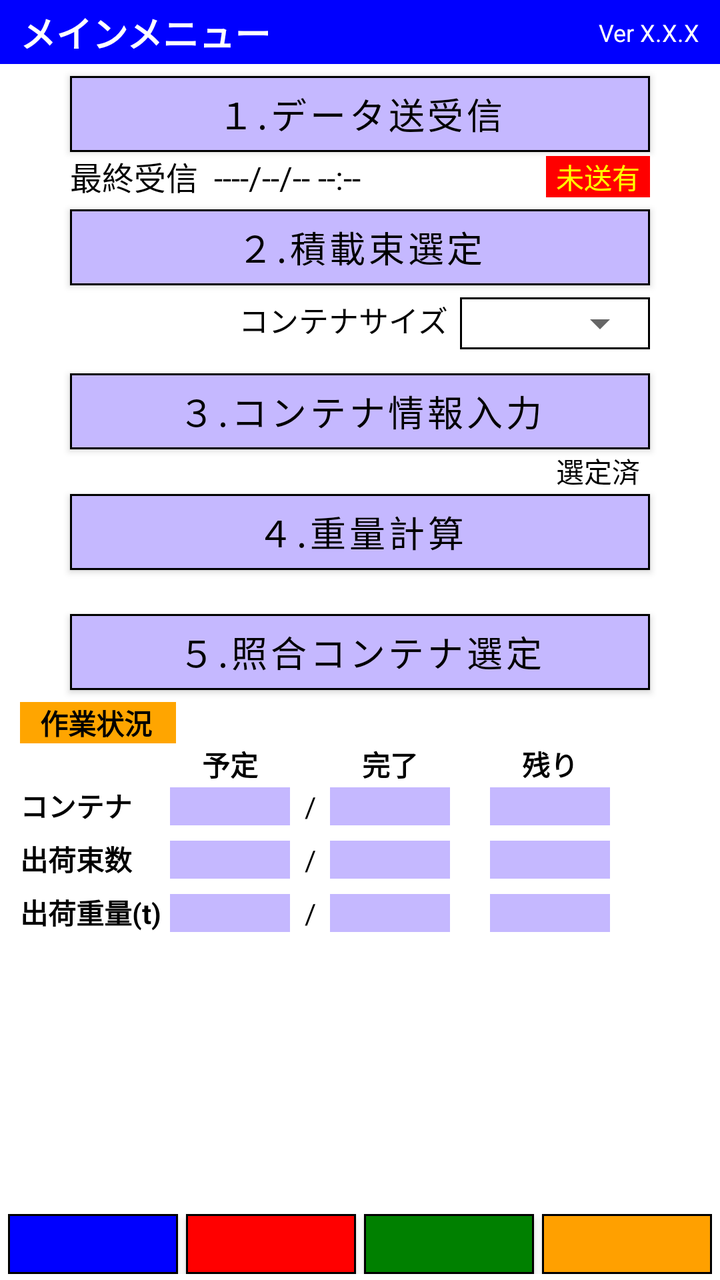
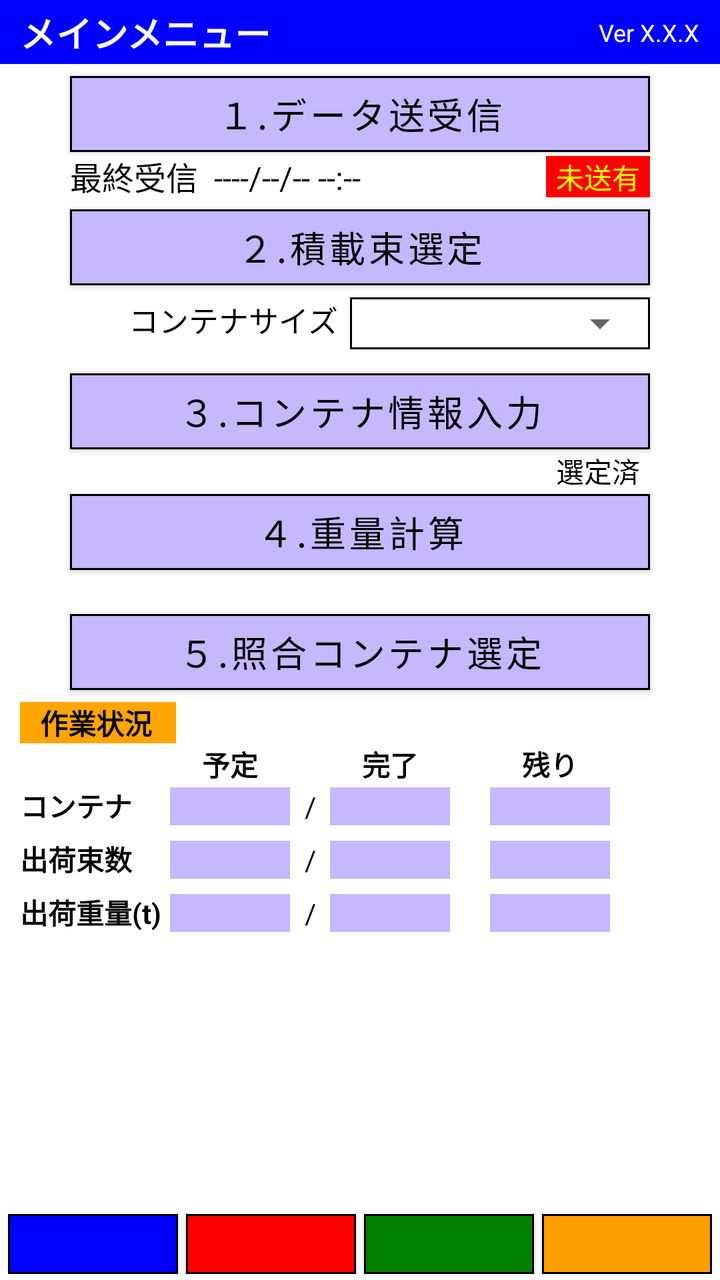

Screens rendered from an Android XML layout before and after an edit, with the pre-edit source and the edit as a unified diff.
<!-- AndroidManifest.xml: activity theme Theme.MyApplication.NoActionBar -->
<!-- res/layout/activity_menu.xml -->
<?xml version="1.0" encoding="utf-8"?>
<androidx.constraintlayout.widget.ConstraintLayout xmlns:android="http://schemas.android.com/apk/res/android"
    xmlns:app="http://schemas.android.com/apk/res-auto"
    android:layout_width="match_parent"
    android:layout_height="match_parent">

    
    <androidx.constraintlayout.widget.ConstraintLayout
        android:id="@+id/topBar"
        android:layout_width="0dp"
        android:layout_height="32dp"
        android:background="#0000FF"
        app:layout_constraintTop_toTopOf="parent"
        app:layout_constraintStart_toStartOf="parent"
        app:layout_constraintEnd_toEndOf="parent">

        
        <TextView
            android:id="@+id/tvTitle"
            android:layout_width="wrap_content"
            android:layout_height="wrap_content"
            android:layout_marginStart="10dp"
            android:text="メインメニュー"
            android:textColor="#FFFFFF"
            android:textSize="18sp"
            android:textStyle="bold"
            app:layout_constraintStart_toStartOf="parent"
            app:layout_constraintTop_toTopOf="parent"
            app:layout_constraintBottom_toBottomOf="parent" />

        
        <TextView
            android:id="@+id/tvVersion"
            android:layout_width="wrap_content"
            android:layout_height="wrap_content"
            android:layout_marginEnd="10dp"
            android:text="Ver X.X.X"
            android:textColor="#FFFFFF"
            android:textSize="12sp"
            app:layout_constraintEnd_toEndOf="parent"
            app:layout_constraintTop_toTopOf="parent"
            app:layout_constraintBottom_toBottomOf="parent" />
    </androidx.constraintlayout.widget.ConstraintLayout>

    
    <androidx.constraintlayout.widget.ConstraintLayout
        android:id="@+id/mainArea"
        android:layout_width="0dp"
        android:layout_height="0dp"
        android:paddingStart="10dp"
        android:paddingEnd="10dp"
        app:layout_constraintTop_toBottomOf="@id/topBar"
        app:layout_constraintStart_toStartOf="parent"
        app:layout_constraintEnd_toEndOf="parent"
        app:layout_constraintBottom_toTopOf="@id/includeBottomButtons">

        
        <Button
            android:id="@+id/btnDataReceive"
            android:layout_width="290dp"
            android:layout_height="50dp"
            android:text="１.データ送受信"
            android:textColor="#000000"
            style="@style/AppButton.BlackStroke"
            android:textSize="18sp"
            app:backgroundTint="@color/menu_button_bg"
            app:layout_constraintTop_toTopOf="parent"
            app:layout_constraintStart_toStartOf="parent"
            app:layout_constraintEnd_toEndOf="parent" />

        
        <TextView
            android:id="@+id/lblDataReceiveTime"
            android:layout_width="0dp"
            android:layout_height="wrap_content"
            android:layout_marginTop="-6dp"
            android:text="最終受信  ----/--/-- --:--"
            android:textSize="16sp"
            android:textColor="#000000"
            app:layout_constraintTop_toBottomOf="@id/btnDataReceive"
            app:layout_constraintStart_toStartOf="@id/btnDataReceive" />

        
        <TextView
            android:id="@+id/lblDataReceive"
            android:layout_width="wrap_content"
            android:layout_height="wrap_content"
            android:background="#FF0000"
            android:paddingLeft="5dp"
            android:paddingRight="5dp"
            android:layout_marginTop="-22dp"
            android:text="未送有"
            android:textColor="#FFFF00"
            android:textSize="14sp"
            android:visibility="visible"
            app:layout_constraintTop_toBottomOf="@id/lblDataReceiveTime"
            app:layout_constraintEnd_toEndOf="@id/btnDataReceive" />

        
        <Button
            android:id="@+id/btnBundleSelect"
            android:layout_width="290dp"
            android:layout_height="50dp"
            android:text="２.積載束選定"
            android:textColor="#000000"
            style="@style/AppButton.BlackStroke"
            android:textSize="18sp"
            app:backgroundTint="@color/menu_button_bg"
            app:layout_constraintTop_toBottomOf="@id/lblDataReceive"
            app:layout_constraintStart_toStartOf="parent"
            app:layout_constraintEnd_toEndOf="parent" />

        
        <LinearLayout
            android:id="@+id/rowContainerSize"
            android:layout_width="wrap_content"
            android:layout_height="wrap_content"
            android:orientation="horizontal"
            app:layout_constraintTop_toBottomOf="@id/btnBundleSelect"
            app:layout_constraintEnd_toEndOf="@id/btnBundleSelect">

            <TextView
                android:id="@+id/lblContainerSizeTitle"
                android:layout_width="wrap_content"
                android:layout_height="wrap_content"
                android:text="コンテナサイズ"
                android:textSize="15sp"
                android:textColor="#000000"
                android:gravity="center_vertical"
                android:layout_marginEnd="6dp" />

            
            <FrameLayout
                android:layout_width="95dp"
                android:layout_height="wrap_content"
                android:background="@drawable/bg_combobox_border_black"
                android:padding="1dp">

                
                <Spinner
                    android:id="@+id/spContainerSize"
                    android:layout_width="match_parent"
                    android:layout_height="wrap_content"
                    android:textColor="#000000"
                    android:spinnerMode="dropdown"
                    android:paddingStart="12dp"
                    android:paddingEnd="0dp" />
            </FrameLayout>

        </LinearLayout>

        
        <Button
            android:id="@+id/btnContainerInput"
            android:layout_width="290dp"
            android:layout_height="50dp"
            android:text="３.コンテナ情報入力"
            android:textColor="#000000"
            style="@style/AppButton.BlackStroke"
            android:textSize="18sp"
            android:layout_marginTop="6dp"
            app:backgroundTint="@color/menu_button_bg"
            app:layout_constraintTop_toBottomOf="@id/rowContainerSize"
            app:layout_constraintStart_toStartOf="parent"
            app:layout_constraintEnd_toEndOf="parent" />

        
        <TextView
            android:id="@+id/lblContainerInput"
            android:layout_width="wrap_content"
            android:layout_height="wrap_content"
            android:background="#FFFFFF"
            android:paddingLeft="5dp"
            android:paddingRight="5dp"
            android:text="選定済"
            android:layout_marginTop="-6dp"
            android:textColor="#000000"
            android:textSize="14sp"
            android:visibility="visible"
            app:layout_constraintTop_toBottomOf="@id/btnContainerInput"
            app:layout_constraintEnd_toEndOf="@id/btnContainerInput" />

        
        <Button
            android:id="@+id/btnWeightCalc"
            android:layout_width="290dp"
            android:layout_height="50dp"
            android:text="４.重量計算"
            android:textColor="#000000"
            style="@style/AppButton.BlackStroke"
            android:textSize="18sp"
            android:layout_marginTop="-5dp"
            app:backgroundTint="@color/menu_button_bg"
            app:layout_constraintTop_toBottomOf="@id/lblContainerInput"
            app:layout_constraintStart_toStartOf="parent"
            app:layout_constraintEnd_toEndOf="parent" />

        
        <Button
            android:id="@+id/btnCollateContainerSelect"
            android:layout_width="290dp"
            android:layout_height="50dp"
            android:layout_marginTop="10dp"
            android:text="５.照合コンテナ選定"
            android:textColor="#000000"
            android:textSize="18sp"
            style="@style/AppButton.BlackStroke"
            app:backgroundTint="@color/menu_button_bg"
            app:layout_constraintTop_toBottomOf="@id/btnWeightCalc"
            app:layout_constraintStart_toStartOf="parent"
            app:layout_constraintEnd_toEndOf="parent" />

        
        <LinearLayout
            android:id="@+id/workTitleRow"
            android:layout_width="0dp"
            android:layout_height="wrap_content"
            android:orientation="horizontal"
            app:layout_constraintTop_toBottomOf="@id/btnCollateContainerSelect"
            app:layout_constraintStart_toStartOf="parent"
            app:layout_constraintEnd_toEndOf="parent">

            <TextView
                android:layout_width="78dp"
                android:layout_height="wrap_content"
                android:background="#FFA500"
                android:gravity="center_vertical"
                android:paddingLeft="10dp"
                android:text="作業状況"
                android:textColor="#000000"
                android:textStyle="bold"
                android:textSize="14sp" />
        </LinearLayout>

        
        <GridLayout
            android:id="@+id/gridWorkStatus"
            android:layout_width="0dp"
            android:layout_height="105dp"
            android:columnCount="6"
            android:rowCount="4"
            app:layout_constraintTop_toBottomOf="@id/workTitleRow"
            app:layout_constraintStart_toStartOf="parent"
            app:layout_constraintEnd_toEndOf="parent">

            
            <TextView
                android:layout_width="75dp"
                android:layout_height="wrap_content"
                android:text="" />

            <TextView
                android:layout_width="60dp"
                android:layout_height="wrap_content"
                android:gravity="center"
                android:text="予定"
                android:textColor="#000000"
                android:textStyle="bold" />

            <TextView
                android:layout_width="20dp"
                android:layout_height="wrap_content"
                android:text="" />

            <TextView
                android:layout_width="60dp"
                android:layout_height="wrap_content"
                android:gravity="center"
                android:text="完了"
                android:textColor="#000000"
                android:textStyle="bold" />

            <TextView
                android:layout_width="20dp"
                android:layout_height="wrap_content"
                android:text="" />

            <TextView
                android:layout_width="60dp"
                android:layout_height="wrap_content"
                android:gravity="center"
                android:text="残り"
                android:textColor="#000000"
                android:textStyle="bold" />

            
            <TextView
                android:layout_width="75dp"
                android:layout_height="wrap_content"
                android:gravity="center_vertical"
                android:text="コンテナ"
                android:textColor="#000000"
                android:layout_marginBottom="6dp"
                android:textStyle="bold" />

            <TextView
                android:id="@+id/lblContainerPlan"
                android:layout_width="60dp"
                android:layout_height="wrap_content"
                android:background="@color/menu_button_bg"
                android:gravity="end|center_vertical"
                android:textColor="#000000"
                android:paddingRight="8dp" />

            <TextView
                android:layout_width="20dp"
                android:layout_height="wrap_content"
                android:textColor="#000000"
                android:gravity="center"
                android:text="/" />

            <TextView
                android:id="@+id/lblContainerFin"
                android:layout_width="60dp"
                android:layout_height="wrap_content"
                android:background="@color/menu_button_bg"
                android:gravity="end|center_vertical"
                android:textColor="#000000"
                android:paddingRight="8dp" />

            <TextView
                android:layout_width="20dp"
                android:layout_height="wrap_content"
                android:gravity="center"
                android:text="" />

            <TextView
                android:id="@+id/lblZanContainer"
                android:layout_width="60dp"
                android:layout_height="wrap_content"
                android:background="@color/menu_button_bg"
                android:gravity="end|center_vertical"
                android:textColor="#000000"
                android:paddingRight="8dp" />

            
            <TextView
                android:layout_width="75dp"
                android:layout_height="wrap_content"
                android:gravity="center_vertical"
                android:text="出荷束数"
                android:textColor="#000000"
                android:layout_marginBottom="6dp"
                android:textStyle="bold" />

            <TextView
                android:id="@+id/lblBundlePlan"
                android:layout_width="60dp"
                android:layout_height="wrap_content"
                android:background="@color/menu_button_bg"
                android:gravity="end|center_vertical"
                android:textColor="#000000"
                android:paddingRight="8dp" />

            <TextView
                android:layout_width="20dp"
                android:layout_height="wrap_content"
                android:textColor="#000000"
                android:gravity="center"
                android:text="/" />

            <TextView
                android:id="@+id/lblBundleFin"
                android:layout_width="60dp"
                android:layout_height="wrap_content"
                android:background="@color/menu_button_bg"
                android:gravity="end|center_vertical"
                android:textColor="#000000"
                android:paddingRight="8dp" />

            <TextView
                android:layout_width="20dp"
                android:layout_height="wrap_content"
                android:gravity="center"
                android:text="" />

            <TextView
                android:id="@+id/lblZanBundle"
                android:layout_width="60dp"
                android:layout_height="wrap_content"
                android:background="@color/menu_button_bg"
                android:gravity="end|center_vertical"
                android:textColor="#000000"
                android:paddingRight="8dp" />

            
            <TextView
                android:layout_width="75dp"
                android:layout_height="wrap_content"
                android:gravity="center_vertical"
                android:text="出荷重量(t)"
                android:textColor="#000000"
                android:layout_marginBottom="6dp"
                android:textStyle="bold" />

            <TextView
                android:id="@+id/lblWeightPlan"
                android:layout_width="60dp"
                android:layout_height="wrap_content"
                android:background="@color/menu_button_bg"
                android:gravity="end|center_vertical"
                android:textColor="#000000"
                android:paddingRight="8dp" />

            <TextView
                android:layout_width="20dp"
                android:layout_height="wrap_content"
                android:textColor="#000000"
                android:gravity="center"
                android:text="/" />

            <TextView
                android:id="@+id/lblWeightFin"
                android:layout_width="60dp"
                android:layout_height="wrap_content"
                android:background="@color/menu_button_bg"
                android:gravity="end|center_vertical"
                android:textColor="#000000"
                android:paddingRight="8dp" />

            <TextView
                android:layout_width="20dp"
                android:layout_height="wrap_content"
                android:gravity="center"
                android:text="" />

            <TextView
                android:id="@+id/lblZanWeight"
                android:layout_width="60dp"
                android:layout_height="wrap_content"
                android:background="@color/menu_button_bg"
                android:gravity="end|center_vertical"
                android:textColor="#000000"
                android:paddingRight="8dp" />
        </GridLayout>

    </androidx.constraintlayout.widget.ConstraintLayout>

    
    <include
        android:id="@+id/includeBottomButtons"
        layout="@layout/view_buttons"
        android:layout_width="0dp"
        android:layout_height="30dp"
        android:layout_marginBottom="3dp"
        app:layout_constraintStart_toStartOf="parent"
        app:layout_constraintEnd_toEndOf="parent"
        app:layout_constraintBottom_toBottomOf="parent" />

</androidx.constraintlayout.widget.ConstraintLayout>
<!-- res/layout/view_buttons.xml (included above) -->
<?xml version="1.0" encoding="utf-8"?>
<LinearLayout xmlns:android="http://schemas.android.com/apk/res/android"
    xmlns:app="http://schemas.android.com/apk/res-auto"
    android:layout_width="match_parent"
    android:layout_height="30dp"
    android:orientation="horizontal"
    android:paddingLeft="4dp"
    android:paddingRight="4dp"
    android:paddingTop="0dp"
    android:paddingBottom="0dp">

    
    <com.google.android.material.button.MaterialButton
        android:id="@+id/btnBottomBlue"
        android:layout_width="0dp"
        android:layout_height="match_parent"
        android:layout_weight="1"
        android:layout_marginEnd="4dp"
        android:text=""
        android:textColor="#FFFFFF"
        style="@style/AppButton.BlackStroke"
        android:textSize="16sp"
        android:gravity="center"
        android:singleLine="true"
        android:ellipsize="end"
        android:padding="0dp"
        android:minHeight="0dp"
        android:insetTop="0dp"
        android:insetBottom="0dp"
        app:backgroundTint="#0000FF"
        app:cornerRadius="0dp" />

    
    <com.google.android.material.button.MaterialButton
        android:id="@+id/btnBottomRed"
        android:layout_width="0dp"
        android:layout_height="match_parent"
        android:layout_weight="1"
        android:layout_marginEnd="4dp"
        android:text=""
        android:textColor="#FFFFFF"
        style="@style/AppButton.BlackStroke"
        android:textSize="16sp"
        android:gravity="center"
        android:singleLine="true"
        android:ellipsize="end"
        android:padding="0dp"
        android:minHeight="0dp"
        android:insetTop="0dp"
        android:insetBottom="0dp"
        app:backgroundTint="#FF0000"
        app:cornerRadius="0dp" />

    
    <com.google.android.material.button.MaterialButton
        android:id="@+id/btnBottomGreen"
        android:layout_width="0dp"
        android:layout_height="match_parent"
        android:layout_weight="1"
        android:layout_marginEnd="4dp"
        android:text=""
        android:textColor="#FFFFFF"
        style="@style/AppButton.BlackStroke"
        android:textSize="16sp"
        android:gravity="center"
        android:singleLine="true"
        android:ellipsize="end"
        android:padding="0dp"
        android:minHeight="0dp"
        android:insetTop="0dp"
        android:insetBottom="0dp"
        app:backgroundTint="#008000"
        app:cornerRadius="0dp" />

    
    <com.google.android.material.button.MaterialButton
        android:id="@+id/btnBottomYellow"
        android:layout_width="0dp"
        android:layout_height="match_parent"
        android:layout_weight="1"
        android:text=""
        android:textColor="#FFFFFF"
        style="@style/AppButton.BlackStroke"
        android:textSize="16sp"
        android:gravity="center"
        android:singleLine="true"
        android:ellipsize="end"
        android:padding="0dp"
        android:minHeight="0dp"
        android:insetTop="0dp"
        android:insetBottom="0dp"
        app:backgroundTint="#FFA000"
        app:cornerRadius="0dp" />

</LinearLayout>
<!-- resources referenced by this layout -->
<resources>
  <color name="menu_button_bg">#C5B8FF</color>
  <!-- drawable bg_combobox_border_black (drawable) -->
  <?xml version="1.0" encoding="utf-8"?>
  <shape xmlns:android="http://schemas.android.com/apk/res/android"
      android:shape="rectangle">
  
      
      <solid android:color="@android:color/transparent" />
  
      
      <stroke
          android:width="0.9dp"
          android:color="#000000" />
  
      
      <corners android:radius="0dp" />
  
  </shape>
  <style name="AppButton.BlackStroke" parent="Widget.MaterialComponents.Button">
          <item name="strokeWidth">1dp</item>
          <item name="strokeColor">#000000</item>
          <item name="cornerRadius">0dp</item>
      </style>
  <style name="Theme.MyApplication.NoActionBar" parent="Theme.MyApplication">
          <item name="windowActionBar">false</item>
          <item name="windowNoTitle">true</item>
      </style>
  <style name="Theme.MyApplication" parent="Theme.MaterialComponents.DayNight.DarkActionBar">
  
          
          <item name="colorPrimary">@color/purple_500</item>
          <item name="colorPrimaryVariant">@color/purple_700</item>
          <item name="colorOnPrimary">@color/white</item>
  
          
          <item name="colorSecondary">@color/teal_200</item>
          <item name="colorSecondaryVariant">@color/teal_700</item>
          <item name="colorOnSecondary">@color/black</item>
  
          
          <item name="android:statusBarColor">@android:color/black</item>
  
          
  
      </style>
  <color name="purple_500">#FF6200EE</color>
  <color name="purple_700">#FF3700B3</color>
  <color name="white">#FFFFFFFF</color>
  <color name="teal_200">#FF03DAC5</color>
  <color name="teal_700">#FF018786</color>
  <color name="black">#FF000000</color>
</resources>

<!-- the commit's change to res/layout/activity_menu.xml (unified diff, before → after) -->
@@ -131,7 +131,7 @@
 
             
             <FrameLayout
-                android:layout_width="95dp"
+                android:layout_width="150dp"
                 android:layout_height="wrap_content"
                 android:background="@drawable/bg_combobox_border_black"
                 android:padding="1dp">
@@ -143,7 +143,7 @@
                     android:layout_height="wrap_content"
                     android:textColor="#000000"
                     android:spinnerMode="dropdown"
-                    android:paddingStart="12dp"
+                    android:paddingStart="6dp"
                     android:paddingEnd="0dp" />
             </FrameLayout>
 
